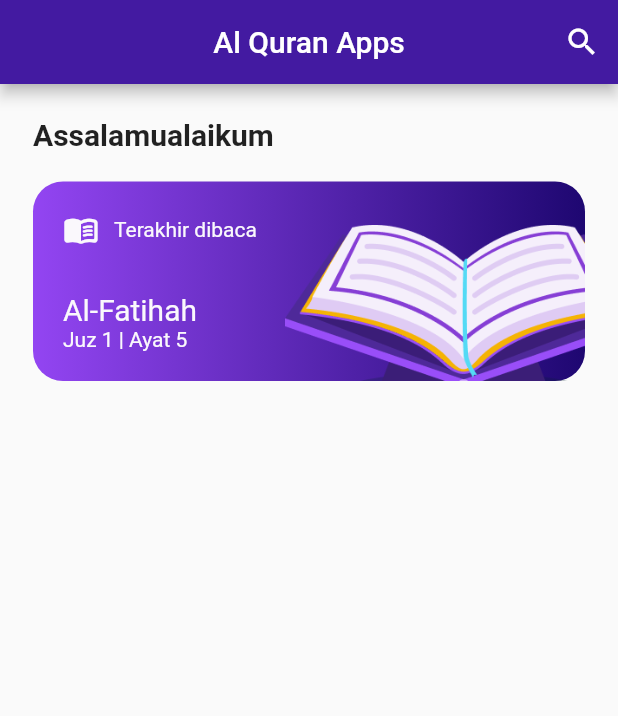
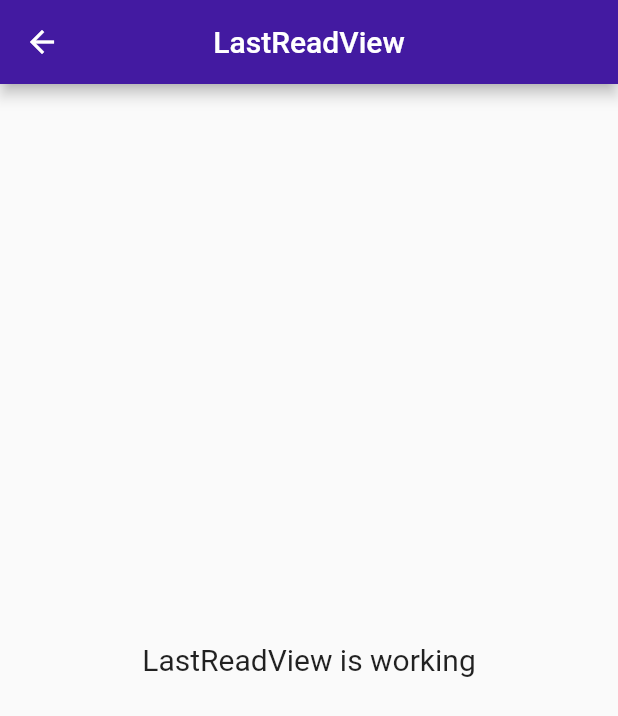
Before and after one commit to alviandf/alquran-flutter, a Flutter app: the screen it shows after launch, after a tap on "Terakhir dibaca", on a phone screen of 412 x 824 dp. Shown: the top 716 px of the screen. Run offline on Flutter 3.47's test engine with Material 2 defaults, Android fonts, the phone set to English and light mode, and no system bars; our stand-ins replace get, lottie.

Commit message:
create last read page

```diff
--- a/lib/app/modules/home/views/home_view.dart
+++ b/lib/app/modules/home/views/home_view.dart
@@ -33,7 +33,7 @@ class HomeView extends GetView<HomeController> {
           ),
           const SizedBox(height: 20),
           InkWell(
-            onTap: (){},
+            onTap: () => Get.toNamed(Routes.LAST_READ),
             child: Ink(
               decoration: BoxDecoration(
                   borderRadius: BorderRadius.circular(20),
--- /dev/null
+++ b/lib/app/modules/last_read/bindings/last_read_binding.dart
@@ -0,0 +1,12 @@
+import 'package:get/get.dart';
+
+import '../controllers/last_read_controller.dart';
+
+class LastReadBinding extends Bindings {
+  @override
+  void dependencies() {
+    Get.lazyPut<LastReadController>(
+      () => LastReadController(),
+    );
+  }
+}
--- /dev/null
+++ b/lib/app/modules/last_read/views/last_read_view.dart
@@ -0,0 +1,23 @@
+import 'package:flutter/material.dart';
+
+import 'package:get/get.dart';
+
+import '../controllers/last_read_controller.dart';
+
+class LastReadView extends GetView<LastReadController> {
+  @override
+  Widget build(BuildContext context) {
+    return Scaffold(
+      appBar: AppBar(
+        title: Text('LastReadView'),
+        centerTitle: true,
+      ),
+      body: Center(
+        child: Text(
+          'LastReadView is working',
+          style: TextStyle(fontSize: 20),
+        ),
+      ),
+    );
+  }
+}
--- a/lib/app/routes/app_pages.dart
+++ b/lib/app/routes/app_pages.dart
@@ -1,4 +1,7 @@
 import 'package:get/get.dart';
+
+import 'package:alquran/app/modules/last_read/bindings/last_read_binding.dart';
+import 'package:alquran/app/modules/last_read/views/last_read_view.dart';
 
 import '../modules/detail_surah/bindings/detail_surah_binding.dart';
 import '../modules/detail_surah/views/detail_surah_view.dart';
@@ -37,5 +40,10 @@ class AppPages {
       page: () => const SearchView(),
       binding: SearchBinding(),
     ),
+    GetPage(
+      name: _Paths.LAST_READ,
+      page: () => LastReadView(),
+      binding: LastReadBinding(),
+    ),
   ];
 }
--- a/lib/app/routes/app_routes.dart
+++ b/lib/app/routes/app_routes.dart
@@ -7,6 +7,7 @@ abstract class Routes {
   static const INTRODUCTION = _Paths.INTRODUCTION;
   static const DETAIL_SURAH = _Paths.DETAIL_SURAH;
   static const SEARCH = _Paths.SEARCH;
+  static const LAST_READ = _Paths.LAST_READ;
 }
 
 abstract class _Paths {
@@ -15,4 +16,5 @@ abstract class _Paths {
   static const INTRODUCTION = '/introduction';
   static const DETAIL_SURAH = '/detail-surah';
   static const SEARCH = '/search';
+  static const LAST_READ = '/last-read';
 }
```
Also changed, not shown: lib/app/modules/last_read/controllers/last_read_controller.dart (added, +20 -0 lines).
